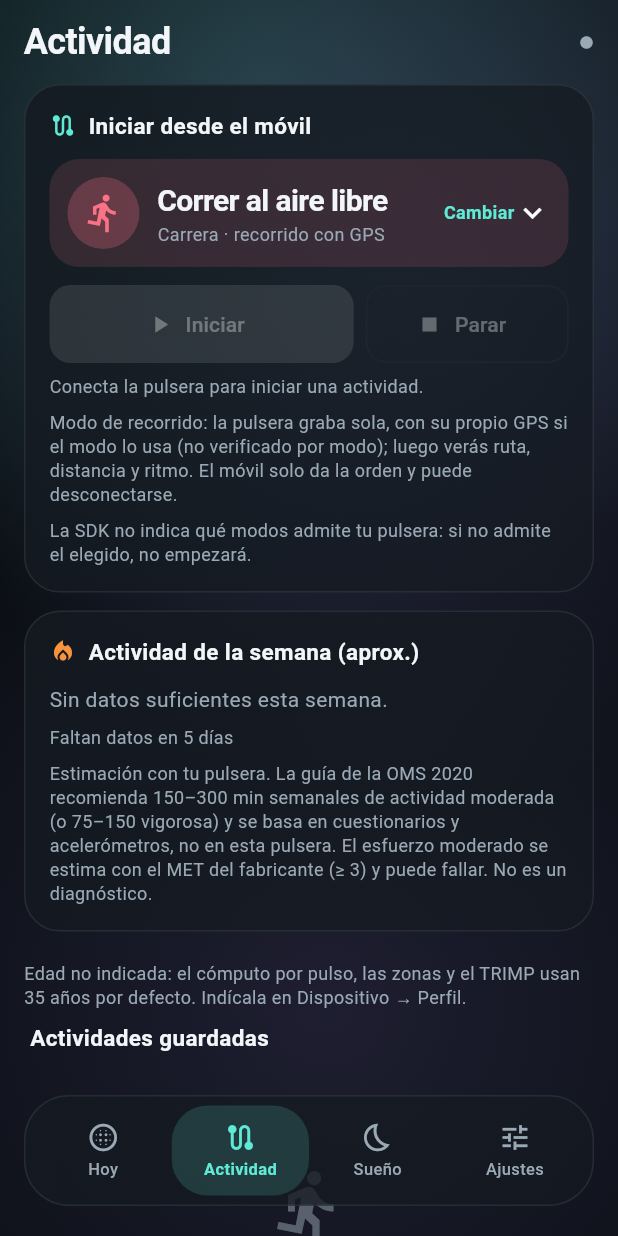
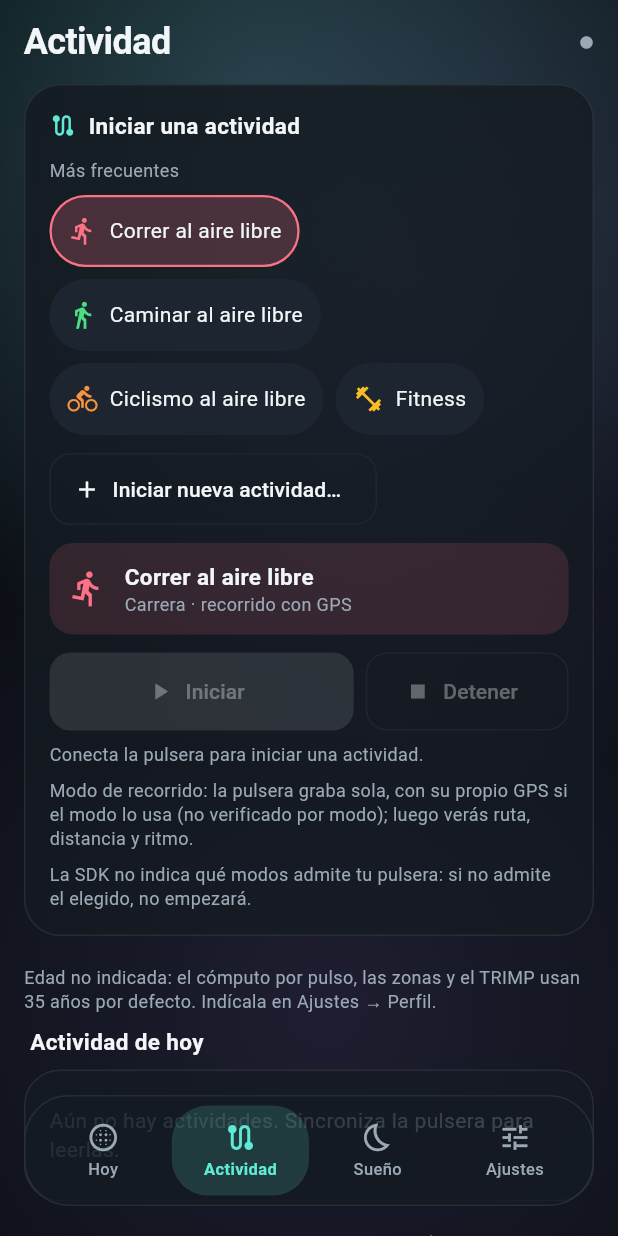
Before and after one commit to careway/vigor-band-app, a Flutter app: the screen it shows after launch, item 2 of the bottom bar chosen, on a phone screen of 412 x 824 dp. Run offline on Flutter 3.47's test engine with Material 3 defaults, Android fonts, the phone set to English and light mode, and no system bars; missing offline and left inert: health.

Commit message:
Pantalla de Actividad: atajos frecuentes, menu de familias y modos, solo la actividad de hoy e historial (DEV_016); investigacion de eventos de la pulsera
Registro solo de depuracion con los indicadores de funciones que disparan eventos.

Claude-Session: https://claude.ai/code/session_0193kAhGgWJe47apdevGTBmj

```diff
--- a/lib/data/sports.dart
+++ b/lib/data/sports.dart
@@ -253,3 +253,18 @@ String _fold(String s) {
   for (final ch in s.toLowerCase().split('')) { final i = from.indexOf(ch); b.write(i >= 0 ? to[i] : ch); }
   return b.toString();
 }
+
+/// Atajos de actividad: los modos que más ha practicado el usuario (por número de sesiones guardadas; a igualdad, el más reciente primero),
+/// completados con [defaults] hasta [n]. Los tipos desconocidos (sin modo en la SDK) no se ofrecen. Lógica pura.
+List<SportMode> frequentSportModes(Iterable<({int type, DateTime start})> sessions, {int n = 4, List<String> defaults = const ['OUTDOOR_RUNNING', 'OUTDOOR_WALK', 'OUTDOOR_RIDING', 'FITNESS']}) {
+  final count = <int, int>{}; final last = <int, DateTime>{};
+  for (final s in sessions) { count[s.type] = (count[s.type] ?? 0) + 1; final l = last[s.type]; if (l == null || s.start.isAfter(l)) last[s.type] = s.start; }
+  final ids = count.keys.where((t) => _byId[t] != null).toList()
+    ..sort((a, b) { final c = count[b]!.compareTo(count[a]!); return c != 0 ? c : last[b]!.compareTo(last[a]!); });
+  final out = <SportMode>[for (final t in ids.take(n)) _byId[t]!];
+  for (final k in defaults) { if (out.length >= n) break; final m = _byKey[k]; if (m != null && !out.contains(m)) out.add(m); }
+  return out;
+}
+
+/// ¿La sesión empezó el mismo día natural que [now]? (la pantalla de Actividad solo muestra lo de hoy)
+bool startedOnSameDay(DateTime start, DateTime now) => start.year == now.year && start.month == now.month && start.day == now.day;
--- a/lib/ui/activity_page.dart
+++ b/lib/ui/activity_page.dart
@@ -5,9 +5,12 @@ import '../theme/tokens.dart';
 import '../data/sports.dart';
 import 'delete_ui.dart';
 import 'night_cards.dart';
+import 'sport_menu.dart';
 import 'sport_picker.dart';
 import 'widgets.dart';
 
+/// Pantalla de Actividad: arriba lo que se puede hacer (atajos con lo más frecuente y «Iniciar nueva actividad» con su menú de familias y
+/// modos); debajo, SOLO lo realizado hoy. El resto (días anteriores, resumen semanal, borrado por lotes) está en «Historial».
 class ActivityPage extends StatefulWidget {
   final VigorRepo repo; const ActivityPage(this.repo, {super.key});
   @override
@@ -16,65 +19,114 @@ class ActivityPage extends StatefulWidget {
 
 class _ActivityPageState extends State<ActivityPage> {
   SportMode mode = sportByKey('OUTDOOR_RUNNING')!;
-  bool selecting = false; final sel = <String>{};
+  bool _picked = false; // ¿el usuario ya eligió un modo? (si no, se propone el más frecuente)
 
   @override
   Widget build(BuildContext context) {
-    final c = VC.of(context); final r = widget.repo; final col = groupColor(c, mode.group);
-    final ok = r.conn == 'connected';
+    final c = VC.of(context); final r = widget.repo;
+    final quick = frequentSportModes([for (final s in r.sessions) (type: s.sportType, start: s.start)]);
+    final cur = _picked ? mode : quick.first;
+    final col = groupColor(c, cur.group); final ok = r.conn == 'connected';
+    final today = [for (final s in r.sessions) if (startedOnSameDay(s.start, r.clock())) s];
     return ListView(padding: const EdgeInsets.fromLTRB(Sp.x4, 0, Sp.x4, 120), children: [
       Panel(child: Column(crossAxisAlignment: CrossAxisAlignment.start, children: [
-        MetricHeader(Icons.route, 'Iniciar desde el móvil', c.route),
+        MetricHeader(Icons.route, 'Iniciar una actividad', c.route),
         const SizedBox(height: Sp.x3),
-        Semantics(button: true, label: 'Modo deportivo: ${mode.name}. Cambiar', child: ExcludeSemantics(child: Material(
-          color: col.withValues(alpha: .14), borderRadius: BorderRadius.circular(20),
-          child: InkWell(borderRadius: BorderRadius.circular(20), onTap: () async {
-            final m = await showSportPicker(context, mode.id);
-            if (m != null) setState(() => mode = m);
-          }, child: ConstrainedBox(constraints: const BoxConstraints(minHeight: 72), child: Padding(padding: const EdgeInsets.all(Sp.x3), child: Row(children: [
-            CircleAvatar(radius: 24, backgroundColor: col.withValues(alpha: .25), child: Icon(mode.icon, color: col, size: 28)), const SizedBox(width: Sp.x3),
+        Text('Más frecuentes', style: VT.caption(c)), const SizedBox(height: Sp.x2),
+        Wrap(spacing: Sp.x2, runSpacing: Sp.x2, children: [for (final m in quick) _QuickChip2(m, selected: m.id == cur.id, onTap: () => setState(() { mode = m; _picked = true; }))]),
+        const SizedBox(height: Sp.x3),
+        OutlinedButton.icon(style: OutlinedButton.styleFrom(minimumSize: const Size(48, 48)), onPressed: () async {
+          final m = await showSportMenu(context, selectedId: cur.id); if (m != null) setState(() { mode = m; _picked = true; });
+        }, icon: const Icon(Icons.add), label: const Text('Iniciar nueva actividad…')),
+        const SizedBox(height: Sp.x3),
+        Semantics(container: true, label: 'Actividad elegida: ${cur.name}. ${cur.group.label}. ${cur.tracksRoute ? 'Recorrido con GPS' : 'Interior, sin GPS'}', child: ExcludeSemantics(child: Container(
+          padding: const EdgeInsets.all(Sp.x3), decoration: BoxDecoration(color: col.withValues(alpha: .14), borderRadius: BorderRadius.circular(16)),
+          child: Row(children: [
+            Icon(cur.icon, color: col, size: 26), const SizedBox(width: Sp.x3),
             Expanded(child: Column(crossAxisAlignment: CrossAxisAlignment.start, children: [
-              Text(mode.name, style: VT.title(c).copyWith(fontSize: 20)),
-              Text('${mode.group.label} · ${mode.tracksRoute ? 'recorrido con GPS' : 'interior, sin GPS'}', style: VT.caption(c)),
+              Text(cur.name, style: VT.heading(c)), Text('${cur.group.label} · ${cur.tracksRoute ? 'recorrido con GPS' : 'interior, sin GPS'}', style: VT.caption(c)),
             ])),
-            Text('Cambiar', style: VT.caption(c).copyWith(color: c.accent, fontWeight: FontWeight.w700)), const Icon(Icons.expand_more),
           ])))),
-        ))),
         const SizedBox(height: Sp.x3),
         Row(children: [
-          Expanded(flex: 3, child: FilledButton.icon(style: FilledButton.styleFrom(minimumSize: const Size(48, 52)), onPressed: ok ? () => r.startSport(mode.key) : null, icon: const Icon(Icons.play_arrow), label: const Text('Iniciar'))),
+          Expanded(flex: 3, child: FilledButton.icon(style: FilledButton.styleFrom(minimumSize: const Size(48, 52)), onPressed: ok ? () => r.startSport(cur.key) : null, icon: const Icon(Icons.play_arrow), label: const Text('Iniciar'))),
           const SizedBox(width: Sp.x2),
-          Expanded(flex: 2, child: OutlinedButton.icon(style: OutlinedButton.styleFrom(minimumSize: const Size(48, 52)), onPressed: ok ? r.stopSport : null, icon: const Icon(Icons.stop), label: const Text('Parar'))),
+          Expanded(flex: 2, child: OutlinedButton.icon(style: OutlinedButton.styleFrom(minimumSize: const Size(48, 52)), onPressed: ok ? r.stopSport : null, icon: const Icon(Icons.stop), label: const Text('Detener'))),
         ]),
         if (!ok) const Note('Conecta la pulsera para iniciar una actividad.'),
-        Note(mode.tracksRoute ? 'Modo de recorrido: la pulsera graba sola, con su propio GPS si el modo lo usa (no verificado por modo); luego verás ruta, distancia y ritmo. El móvil solo da la orden y puede desconectarse.' : 'Modo de interior: no se usa ni se pide GPS. Verás duración, pulso y calorías. El móvil solo da la orden y puede desconectarse.'),
+        Note(cur.tracksRoute ? 'Modo de recorrido: la pulsera graba sola, con su propio GPS si el modo lo usa (no verificado por modo); luego verás ruta, distancia y ritmo.' : 'Modo de interior: sin GPS; verás duración, pulso y calorías.'),
         const Note('La SDK no indica qué modos admite tu pulsera: si no admite el elegido, no empezará.'),
         if (r.sportMsgs.isNotEmpty) Note(r.sportMsgs.first),
       ])),
+      if (r.ageIsDefault) Note('Edad no indicada: el cómputo por pulso, las zonas y el TRIMP usan ${VigorRepo.defaultAge} años por defecto. Indícala en Ajustes → Perfil.'),
+      SectionHeader('Actividad de hoy', trailing: r.sessions.isEmpty ? null : TextButton(style: TextButton.styleFrom(minimumSize: const Size(48, 48)),
+          onPressed: () => Navigator.of(context).push(MaterialPageRoute(builder: (_) => SessionHistoryPage(r))), child: const Text('Historial'))),
+      if (today.isEmpty) Panel(child: Padding(padding: const EdgeInsets.symmetric(vertical: Sp.x2), child: Text(r.sessions.isEmpty ? 'Aún no hay actividades. Sincroniza la pulsera para leerlas.' : 'Hoy aún no has hecho ninguna actividad. Las de otros días están en «Historial».', style: VT.body(c).copyWith(color: c.muted))))
+      else for (final s in today) SessionTile(r, s),
+      const Note('Calorías, distancia y ritmo los calcula la pulsera (algoritmo del fabricante).'),
+    ]);
+  }
+}
+
+class _QuickChip2 extends StatelessWidget {
+  final SportMode m; final bool selected; final VoidCallback onTap;
+  const _QuickChip2(this.m, {required this.selected, required this.onTap});
+  @override
+  Widget build(BuildContext context) {
+    final c = VC.of(context); final col = groupColor(c, m.group);
+    return Semantics(button: true, selected: selected, label: m.name, child: ExcludeSemantics(child: Material(
+      color: selected ? col.withValues(alpha: .22) : c.surfaceHi, shape: StadiumBorder(side: BorderSide(color: selected ? col : Colors.transparent, width: 1.5)),
+      child: InkWell(customBorder: const StadiumBorder(), onTap: onTap, child: ConstrainedBox(constraints: const BoxConstraints(minHeight: 48), child: Padding(padding: const EdgeInsets.symmetric(horizontal: Sp.x3),
+        child: Row(mainAxisSize: MainAxisSize.min, children: [Icon(m.icon, size: 20, color: col), const SizedBox(width: Sp.x2), Flexible(child: Text(m.name, maxLines: 2, overflow: TextOverflow.ellipsis, style: VT.body(c)))]))))),
+    ));
+  }
+}
+
+/// Historial: resumen semanal y todas las actividades guardadas, con selección para borrar varias.
+class SessionHistoryPage extends StatefulWidget {
+  final VigorRepo repo; const SessionHistoryPage(this.repo, {super.key});
+  @override
+  State<SessionHistoryPage> createState() => _SessionHistoryPageState();
+}
+
+class _SessionHistoryPageState extends State<SessionHistoryPage> {
+  bool selecting = false; final sel = <String>{};
+  @override
+  Widget build(BuildContext context) {
+    final c = VC.of(context); final r = widget.repo;
+    return ListenableBuilder(listenable: r, builder: (context, _) => Scaffold(
+      appBar: AppBar(title: const Text('Historial de actividades')),
+      body: ListView(padding: const EdgeInsets.fromLTRB(Sp.x4, 0, Sp.x4, 120), children: [
         WeeklyActivityCard(r),
-      if (r.ageIsDefault) Note('Edad no indicada: el cómputo por pulso, las zonas y el TRIMP usan ${VigorRepo.defaultAge} años por defecto. Indícala en Dispositivo → Perfil.'),
         SectionHeader('Actividades guardadas', trailing: r.sessions.isEmpty ? null : TextButton(style: TextButton.styleFrom(minimumSize: const Size(48, 48)), onPressed: () => setState(() { selecting = !selecting; sel.clear(); }), child: Text(selecting ? 'Cancelar' : 'Seleccionar'))),
         if (selecting) Panel(child: Row(children: [
           Expanded(child: Text(sel.isEmpty ? 'Toca las sesiones que quieras borrar.' : '${sel.length} seleccionada(s)', style: VT.body(c))),
           FilledButton.icon(style: FilledButton.styleFrom(minimumSize: const Size(48, 48), backgroundColor: c.danger), onPressed: sel.isEmpty ? null : () async {
-          final keys = sel.toList(); final done = await confirmAndDelete(context, r, type: 'session', keys: keys, title: 'Borrar ${keys.length} sesión(es)', what: 'Se borrarán ${keys.length} sesiones deportivas, con su ruta y pulso por minuto.');
+            final keys = sel.toList(); final done = await confirmAndDelete(context, r, type: 'session', keys: keys, title: 'Borrar ${keys.length} sesión(es)', what: 'Se borrarán ${keys.length} sesiones deportivas de la app, con su ruta y pulso por minuto.');
             if (done && mounted) setState(() { selecting = false; sel.clear(); });
           }, icon: const Icon(Icons.delete_outline), label: const Text('Borrar')),
         ])),
         if (r.sessions.isEmpty) const SizedBox(height: 240, child: EmptyState(Icons.directions_run, 'Aún no hay actividades. Sincroniza la pulsera para leerlas.'))
-      else for (final s in r.sessions) _tile(context, c, r, s),
-      const Note('Calorías, distancia y ritmo los calcula la pulsera (algoritmo del fabricante).'),
-    ]);
+        else for (final s in r.sessions) SessionTile(r, s, selecting: selecting, selected: sel.contains(s.key), onToggle: () => setState(() { if (!sel.remove(s.key)) sel.add(s.key); })),
+      ]),
+    ));
+  }
 }
 
-  Widget _tile(BuildContext context, VC c, VigorRepo r, Session s) {
+/// Tarjeta de una sesión: icono, nombre, fecha y datos principales. Toca para abrir el detalle (o para marcarla si se está seleccionando).
+class SessionTile extends StatelessWidget {
+  final VigorRepo repo; final Session s; final bool selecting, selected; final VoidCallback? onToggle;
+  const SessionTile(this.repo, this.s, {super.key, this.selecting = false, this.selected = false, this.onToggle});
+  @override
+  Widget build(BuildContext context) {
+    final c = VC.of(context); final r = repo;
     final hrMax = hrMaxTanaka(r.age);
     final trimp = s.hrPerMinute.isEmpty ? null : edwardsTrimp(zoneMinutes(s.hrPerMinute, hrMax));
     final m = sportById(s.sportType); final col = m == null ? c.exp : groupColor(c, m.group);
     final name = sportLabel(s.sportType); final when = '${s.start.year}-${two(s.start.month)}-${two(s.start.day)} ${hm(s.start)}';
-    return Panel(padding: EdgeInsets.zero, child: Semantics(button: true, selected: selecting && sel.contains(s.key), label: '${selecting ? (sel.contains(s.key) ? 'Seleccionada. ' : 'No seleccionada. ') : ''}$name, $when, ${dur(s.seconds)}, ${(s.meters / 1000).toStringAsFixed(2)} kilómetros', child: ExcludeSemantics(child: InkWell(
+    return Panel(padding: EdgeInsets.zero, child: Semantics(button: true, selected: selecting && selected, label: '${selecting ? (selected ? 'Seleccionada. ' : 'No seleccionada. ') : ''}$name, $when, ${dur(s.seconds)}, ${(s.meters / 1000).toStringAsFixed(2)} kilómetros', child: ExcludeSemantics(child: InkWell(
       borderRadius: BorderRadius.circular(24),
-      onTap: selecting ? () => setState(() { if (!sel.remove(s.key)) sel.add(s.key); }) : () => Navigator.of(context).push(MaterialPageRoute(builder: (_) => SessionPage(r, s))),
+      onTap: selecting ? () => onToggle : () => Navigator.of(context).push(MaterialPageRoute(builder: (_) => SessionPage(r, s))),
       child: ConstrainedBox(constraints: const BoxConstraints(minHeight: 48), child: Padding(padding: const EdgeInsets.all(Sp.x4), child: Row(children: [
         CircleAvatar(radius: 22, backgroundColor: col.withValues(alpha: .2), child: Icon(sportIcon(s.sportType), color: col)), const SizedBox(width: Sp.x3),
         Expanded(child: Column(crossAxisAlignment: CrossAxisAlignment.start, children: [
@@ -86,7 +138,7 @@ class _ActivityPageState extends State<ActivityPage> {
             if (s.avgHr > 0) _chip(c, Icons.favorite, '${s.avgHr} bpm', c.heart), if (trimp != null) _chip(c, Icons.speed, 'TRIMP $trimp'), if (s.hasGps && m?.tracksRoute != false) _chip(c, Icons.route, 'GPS', c.route),
           ]),
         ])),
-        selecting ? Icon(sel.contains(s.key) ? Icons.check_circle : Icons.radio_button_unchecked, color: sel.contains(s.key) ? c.accent : c.muted) : const Icon(Icons.chevron_right),
+        selecting ? Icon(selected ? Icons.check_circle : Icons.radio_button_unchecked, color: selected ? c.accent : c.muted) : const Icon(Icons.chevron_right),
       ]))),
     ))));
   }
@@ -94,6 +146,7 @@ class _ActivityPageState extends State<ActivityPage> {
   Widget _chip(VC c, IconData i, String t, [Color? col]) => Container(
         padding: const EdgeInsets.symmetric(horizontal: Sp.x2, vertical: 3), decoration: BoxDecoration(color: c.surfaceHi, borderRadius: BorderRadius.circular(10)),
         child: Row(mainAxisSize: MainAxisSize.min, children: [Icon(i, size: 14, color: col ?? c.muted), const SizedBox(width: 4), Text(t, style: VT.caption(c).copyWith(color: c.text))]));
+
 }
 
 class SessionPage extends StatelessWidget {
```
Also changed, not shown: lib/ui/sport_menu.dart (added, +89 -0 lines), 7 other files. Lines whose indentation alone changed are shown as unchanged.
